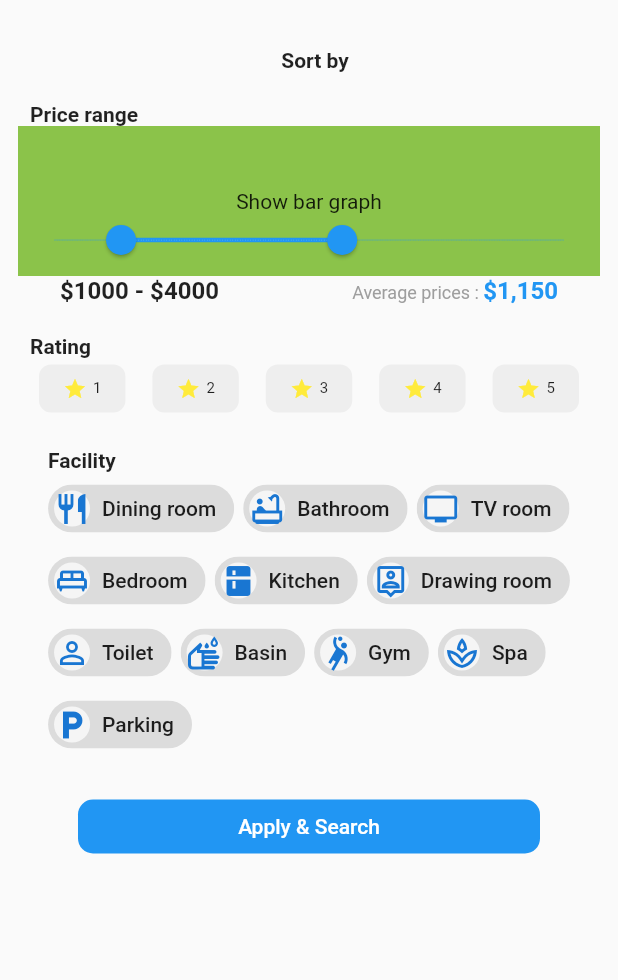
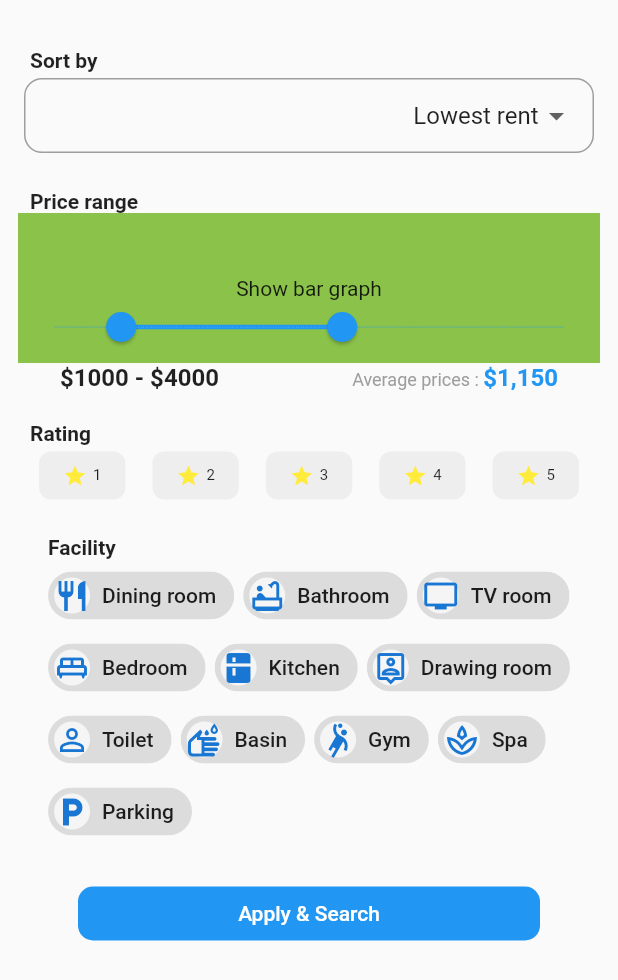
Before and after one commit to RYgithub1/reservecom, a Flutter app: the SearchBottomSheet widget shown alone on an empty page, opened directly, on a phone screen of 412 x 824 dp. Shown: the top 980 px of the screen. Run offline on Flutter 3.47's test engine with Material 2 defaults, Android fonts, the phone set to English and light mode, and no system bars; our stand-ins replace modal_bottom_sheet.

Commit message:
Add sortBy

```diff
--- a/lib/view/dashboard/component/search_bottom_sheet.dart
+++ b/lib/view/dashboard/component/search_bottom_sheet.dart
@@ -1,6 +1,7 @@
 import 'package:flutter/material.dart';
 
 import 'price_range_graph.dart';
+import 'sort_by_constraint.dart';
 
 class SearchBottomSheet extends StatefulWidget {
   // SearchBottomSheet({Key key}) : super(key: key);
@@ -26,10 +27,7 @@ class _SearchBottomSheetState extends State<SearchBottomSheet> {
                   style: TextStyle(fontWeight: FontWeight.bold),
                 ),
               ),
-              // PriceRangeGraph(),
-
-
-
+              SortByConstraint(),
             ],
           ),
 
@@ -280,6 +278,7 @@ class _SearchBottomSheetState extends State<SearchBottomSheet> {
               ),
             ),
           ),
+          SizedBox(height: 20),
         ],
       ),
     );
--- /dev/null
+++ b/lib/view/dashboard/component/sort_by_constraint.dart
@@ -0,0 +1,58 @@
+import 'package:flutter/material.dart';
+
+class SortByConstraint extends StatefulWidget {
+  // SortByConstraint({Key key}) : super(key: key);
+  @override
+  _SortByConstraintState createState() => _SortByConstraintState();
+}
+
+
+class _SortByConstraintState extends State<SortByConstraint> {
+  String _defaultValue = 'Lowest rent';
+  List<String> _sortList = <String>['Lowest rent', 'Rating', 'Review'];
+  String _sortText = '';
+
+  @override
+  Widget build(BuildContext context) {
+    return Container(
+      margin: const EdgeInsets.all(4),
+      padding: const EdgeInsets.symmetric(horizontal: 12),
+      decoration: BoxDecoration(
+        border: Border.all(color: Colors.grey),
+        borderRadius: BorderRadius.circular(12),
+      ),
+      child: Row(
+        mainAxisAlignment: MainAxisAlignment.spaceBetween,
+        children: <Widget>[
+          Padding(
+            padding: const EdgeInsets.only(left: 12),
+            child: Text(
+              '$_sortText',
+              style: TextStyle(fontSize: 16),
+            ),
+          ),
+          DropdownButtonHideUnderline(
+            child: DropdownButton<String>(
+              value: _defaultValue,
+              items: _sortList.map<DropdownMenuItem<String>>((String dropDownStringItemValue) {
+                return DropdownMenuItem<String>(
+                  value: dropDownStringItemValue,
+                  child: Text(dropDownStringItemValue),
+                );
+              }).toList(),
+              onChanged: _onDropDownItemSelected,
+            ),
+          ),
+        ],
+      )
+    );
+  }
+
+  void _onDropDownItemSelected(String newValueSelected) {
+    setState(() {
+      _sortText = newValueSelected;
+      // this._defaultValue = newValueSelected;
+      _defaultValue = newValueSelected;
+    });
+  }
+}
```
